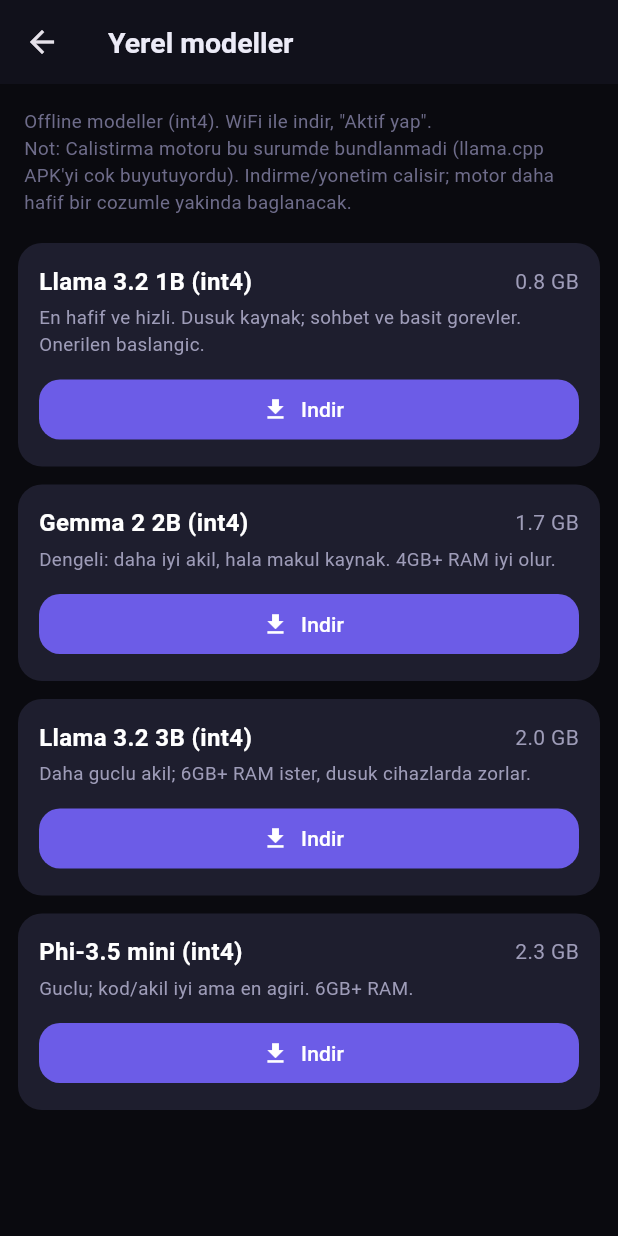
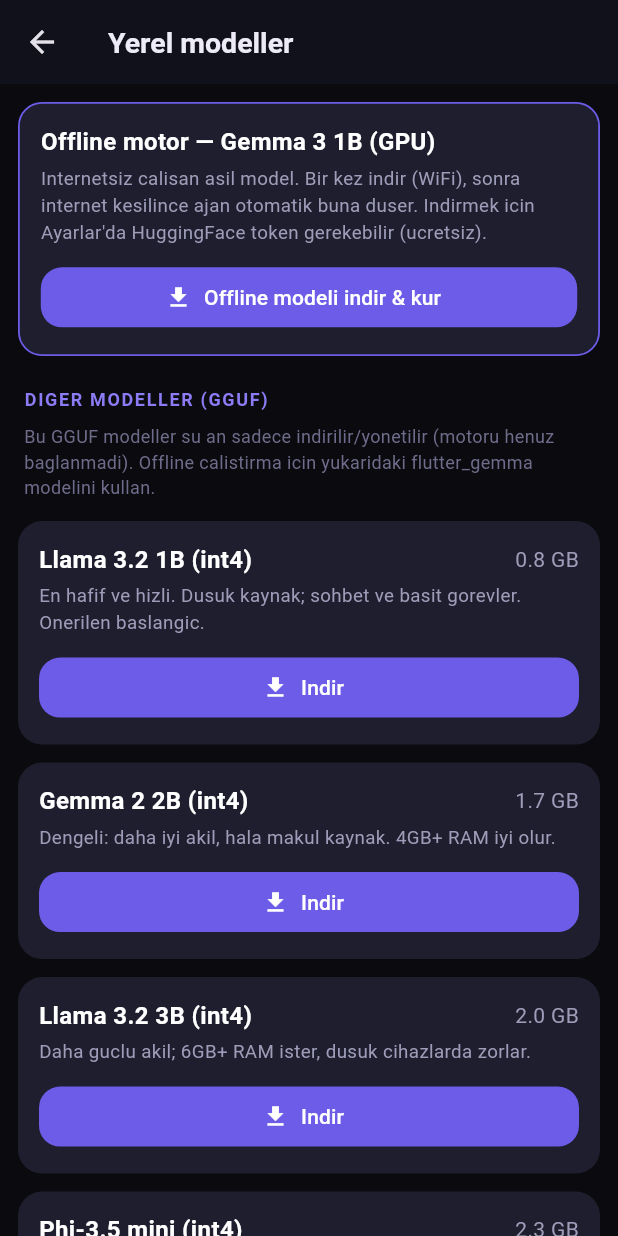
Before and after one commit to sol310698-ui/ajan, a Flutter app: the LocalModelsScreen screen opened directly, on a phone screen of 412 x 824 dp. Run offline on Flutter 3.47's test engine with Material 3 defaults, Android fonts, the phone set to English and light mode, and no system bars; our stand-ins replace flutter_riverpod, flutter_tts, shared_preferences, speech_to_text; missing offline and left inert: flutter_gemma, flutter_gemma_mediapipe; accounts and stored records are empty.

Commit message:
feat: offline motor flutter_gemma (MediaPipe, GPU) + HF token
- flutter_gemma ^1.4.1 + flutter_gemma_mediapipe ^1.0.4 (hazir AAR, kaynaktan
  derlemez -> CI riski dusuk)
- gemma_engine: init + model indir (ilerlemeli) + inference (tek dosyada)
- LocalClient artik gemma_engine ile calisir
- Ayarlar'a HuggingFace token alani
- Yerel modeller ekranina 'Offline motor - indir & kur' bolumu
- manifest: GPU icin uses-native-library

```diff
--- a/lib/ui/local_models_screen.dart
+++ b/lib/ui/local_models_screen.dart
@@ -1,6 +1,7 @@
 import 'package:flutter/material.dart';
 import 'package:flutter_riverpod/flutter_riverpod.dart';
 
+import '../core/local/gemma_engine.dart';
 import '../core/local/model_catalog.dart';
 import '../providers/local_model_provider.dart';
 import 'theme.dart';
@@ -25,14 +26,25 @@ class LocalModelsScreen extends ConsumerWidget {
       body: ListView(
         padding: const EdgeInsets.all(12),
         children: [
+          const _GemmaSection(),
           const Padding(
-            padding: EdgeInsets.fromLTRB(4, 4, 4, 12),
+            padding: EdgeInsets.fromLTRB(4, 16, 4, 8),
             child: Text(
-              'Offline modeller (int4). WiFi ile indir, "Aktif yap".\n'
-              'Not: Calistirma motoru bu surumde bundlanmadi (llama.cpp APK\'yi '
-              'cok buyutuyordu). Indirme/yonetim calisir; motor daha hafif bir '
-              'cozumle yakinda baglanacak.',
-              style: TextStyle(color: AppColors.textFaint, fontSize: 12.5),
+              'DIGER MODELLER (GGUF)',
+              style: TextStyle(
+                  color: AppColors.primaryLight,
+                  fontSize: 12,
+                  letterSpacing: 1.1,
+                  fontWeight: FontWeight.w700),
+            ),
+          ),
+          const Padding(
+            padding: EdgeInsets.fromLTRB(4, 0, 4, 8),
+            child: Text(
+              'Bu GGUF modeller su an sadece indirilir/yonetilir (motoru henuz '
+              'baglanmadi). Offline calistirma icin yukaridaki flutter_gemma '
+              'modelini kullan.',
+              style: TextStyle(color: AppColors.textFaint, fontSize: 12),
             ),
           ),
           ...kModelCatalog.map((m) => _ModelCard(
@@ -40,6 +52,109 @@ class LocalModelsScreen extends ConsumerWidget {
                 state: state,
                 ctrl: ctrl,
               )),
+        ],
+      ),
+    );
+  }
+}
+
+/// flutter_gemma (MediaPipe) offline motoru: indir & kur.
+class _GemmaSection extends StatefulWidget {
+  const _GemmaSection();
+  @override
+  State<_GemmaSection> createState() => _GemmaSectionState();
+}
+
+class _GemmaSectionState extends State<_GemmaSection> {
+  bool _installed = false;
+  bool _busy = false;
+  double _progress = 0;
+
+  @override
+  void initState() {
+    super.initState();
+    gemmaEngine.isInstalled().then((v) {
+      if (mounted) setState(() => _installed = v);
+    });
+  }
+
+  Future<void> _install() async {
+    setState(() {
+      _busy = true;
+      _progress = 0;
+    });
+    final ok = await gemmaEngine.install(onProgress: (p) {
+      if (mounted) setState(() => _progress = p);
+    });
+    if (!mounted) return;
+    setState(() {
+      _busy = false;
+      _installed = ok;
+    });
+    ScaffoldMessenger.of(context).showSnackBar(SnackBar(
+      content: Text(ok
+          ? 'Offline model kuruldu. Artik internetsiz de sohbet edebilirsin.'
+          : 'Kurulum basarisiz. HuggingFace token (Ayarlar) gerekebilir.'),
+    ));
+  }
+
+  @override
+  Widget build(BuildContext context) {
+    return Container(
+      margin: const EdgeInsets.only(bottom: 4),
+      padding: const EdgeInsets.all(14),
+      decoration: BoxDecoration(
+        color: AppColors.card,
+        borderRadius: BorderRadius.circular(16),
+        border: _installed
+            ? Border.all(color: AppColors.success, width: 1.2)
+            : Border.all(color: AppColors.primary, width: 1.2),
+      ),
+      child: Column(
+        crossAxisAlignment: CrossAxisAlignment.start,
+        children: [
+          const Text('Offline motor — Gemma 3 1B (GPU)',
+              style: TextStyle(
+                  color: Colors.white,
+                  fontSize: 16,
+                  fontWeight: FontWeight.w600)),
+          const SizedBox(height: 4),
+          const Text(
+              'Internetsiz calisan asil model. Bir kez indir (WiFi), sonra '
+              'internet kesilince ajan otomatik buna duser. Indirmek icin '
+              'Ayarlar\'da HuggingFace token gerekebilir (ucretsiz).',
+              style: TextStyle(color: AppColors.textSecondary, fontSize: 12.5)),
+          const SizedBox(height: 10),
+          if (_busy) ...[
+            LinearProgressIndicator(
+              value: _progress == 0 ? null : _progress,
+              color: AppColors.primary,
+              backgroundColor: AppColors.surface,
+            ),
+            const SizedBox(height: 6),
+            Text('%${(_progress * 100).toStringAsFixed(0)} indiriliyor...',
+                style: const TextStyle(
+                    color: AppColors.textFaint, fontSize: 12)),
+          ] else if (_installed)
+            Row(
+              children: const [
+                Icon(Icons.check_circle, color: AppColors.success, size: 18),
+                SizedBox(width: 6),
+                Text('Kurulu — offline hazir',
+                    style: TextStyle(
+                        color: AppColors.success,
+                        fontWeight: FontWeight.w600)),
+              ],
+            )
+          else
+            SizedBox(
+              width: double.infinity,
+              child: FilledButton.icon(
+                icon: const Icon(Icons.download, size: 18),
+                label: const Text('Offline modeli indir & kur'),
+                onPressed: _install,
+              ),
+            ),
         ],
       ),
     );
--- a/pubspec.yaml
+++ b/pubspec.yaml
@@ -17,6 +17,9 @@ dependencies:
   speech_to_text: ^7.0.0
   flutter_tts: ^4.2.0
   path_provider: ^2.1.4
+  # Yerel (offline) model motoru: MediaPipe (hazir AAR, GPU).
+  flutter_gemma: ^1.4.1
+  flutter_gemma_mediapipe: ^1.0.4
 
 dev_dependencies:
   flutter_lints: ^4.0.0
```
Also changed, not shown: lib/core/agent/local_client.dart (+32 -10 lines), lib/core/local/gemma_engine.dart (added, +82 -0 lines), lib/core/settings.dart (+7 -0 lines), lib/ui/settings_screen.dart (+15 -0 lines), 1 other file.
